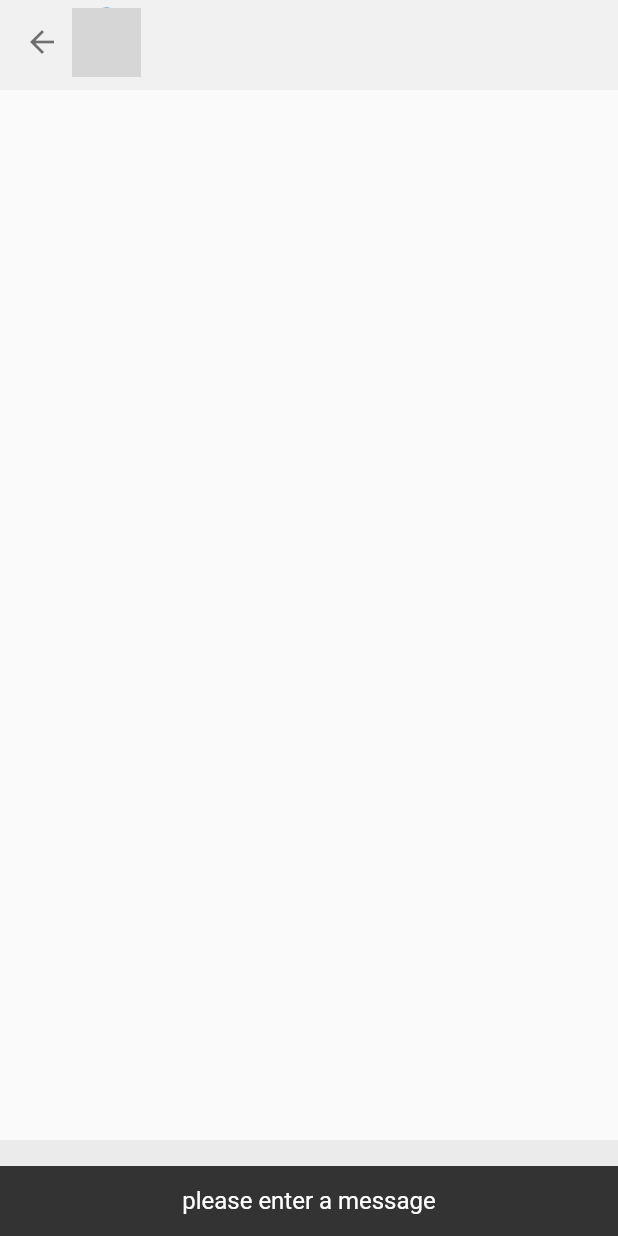
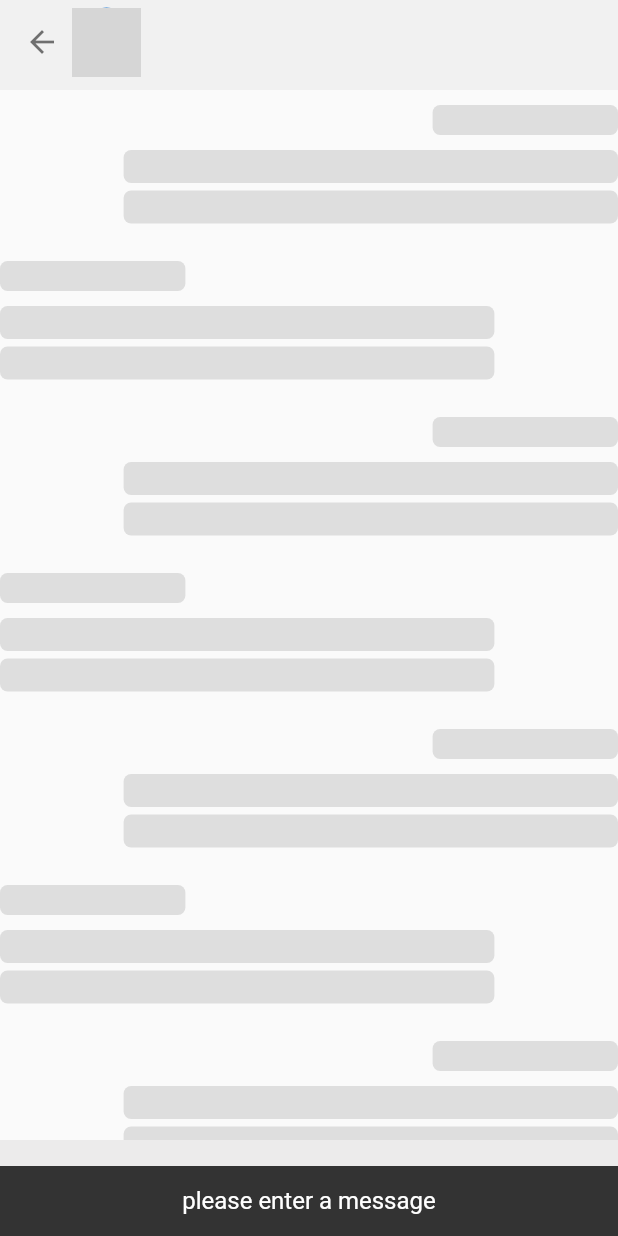
Before and after one commit to Varshil-Shah/chat-app, a Flutter app: the Chat screen opened directly with empty values, after a tap on the "send" icon, on a phone screen of 412 x 824 dp. Run offline on Flutter 3.47's test engine with Material 2 defaults, Android fonts, the phone set to English and light mode, and no system bars; our stand-ins replace cloud_firestore, firebase_auth, firebase_core, firebase_storage, image_picker; accounts and stored records are empty; network calls fail; grey boxes are pictures that could not be loaded.

Commit message:
:sparkles: Design chat skeleton

```diff
--- a/lib/screens/chat.dart
+++ b/lib/screens/chat.dart
@@ -1,3 +1,4 @@
+import 'package:chat_app/widgets/skeleton/chat-skeleton.dart';
 import 'package:flutter/material.dart';
 import 'package:chat_app/repository/data-repo.dart';
 import 'package:chat_app/widgets/chat/new-message.dart';
@@ -46,7 +47,11 @@ class Chat extends StatelessWidget {
       body: Column(
         children: [
           Expanded(
-            child: Container(),
+            child: ListView.separated(
+              itemBuilder: (ctx, i) => ChatSkeleton(isMe: i % 2 == 0),
+              separatorBuilder: (ctx, i) => const SizedBox(height: 10),
+              itemCount: 10,
+            ),
           ),
           NewMessage(
             receiverId: receiverId,
--- a/lib/screens/home.dart
+++ b/lib/screens/home.dart
@@ -72,7 +72,6 @@ class _HomeState extends State<Home> {
             itemBuilder: (ctx, i) => UserWidget(
               username: document[i]['username'],
               imageUrl: document[i]['imageUrl'],
-              time: (document[i]['createdAt'] as Timestamp).toDate(),
               receiverId: document[i].id,
             ),
             separatorBuilder: (ctx, i) => Container(
--- a/lib/widgets/home/user-widget.dart
+++ b/lib/widgets/home/user-widget.dart
@@ -6,7 +6,6 @@ class UserWidget extends StatelessWidget {
   final dataRepo = DataRepository();
   final String username;
   final String imageUrl;
-  final DateTime time;
   final String receiverId;
   String? lastMessage;
 
@@ -14,7 +13,6 @@ class UserWidget extends StatelessWidget {
     Key? key,
     required this.username,
     required this.imageUrl,
-    required this.time,
     required this.receiverId,
     this.lastMessage,
   }) : super(key: key);
--- /dev/null
+++ b/lib/widgets/skeleton/chat-skeleton.dart
@@ -0,0 +1,48 @@
+import 'package:flutter/material.dart';
+
+class ChatSkeleton extends StatelessWidget {
+  final bool isMe;
+  const ChatSkeleton({
+    Key? key,
+    required this.isMe,
+  }) : super(key: key);
+
+  @override
+  Widget build(BuildContext context) {
+    final size = MediaQuery.of(context).size;
+
+    return Column(
+      crossAxisAlignment:
+          isMe ? CrossAxisAlignment.end : CrossAxisAlignment.start,
+      children: [
+        Container(
+          height: 20,
+          width: size.width * 0.3,
+          margin: const EdgeInsets.symmetric(vertical: 10),
+          decoration: BoxDecoration(
+            borderRadius: BorderRadius.circular(5),
+            color: Colors.grey.withOpacity(0.3),
+          ),
+        ),
+        Container(
+          height: 22,
+          width: size.width * 0.8,
+          margin: const EdgeInsets.only(bottom: 5),
+          decoration: BoxDecoration(
+            borderRadius: BorderRadius.circular(5),
+            color: Colors.grey.withOpacity(0.3),
+          ),
+        ),
+        Container(
+          height: 22,
+          width: size.width * 0.8,
+          margin: const EdgeInsets.only(bottom: 5),
+          decoration: BoxDecoration(
+            borderRadius: BorderRadius.circular(5),
+            color: Colors.grey.withOpacity(0.3),
+          ),
+        ),
+      ],
+    );
+  }
+}
```
